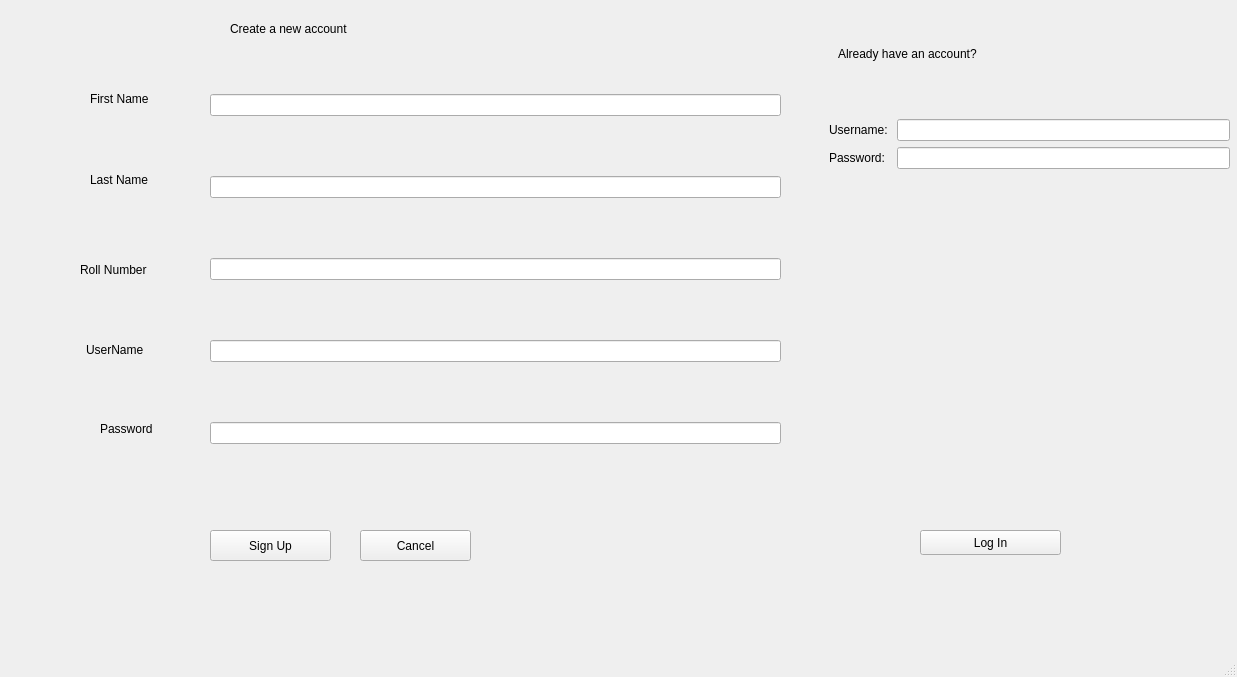
First picture: the form in mainwindow.ui, repository PrekshyaDawadi/E-Matdaan, before the edit.
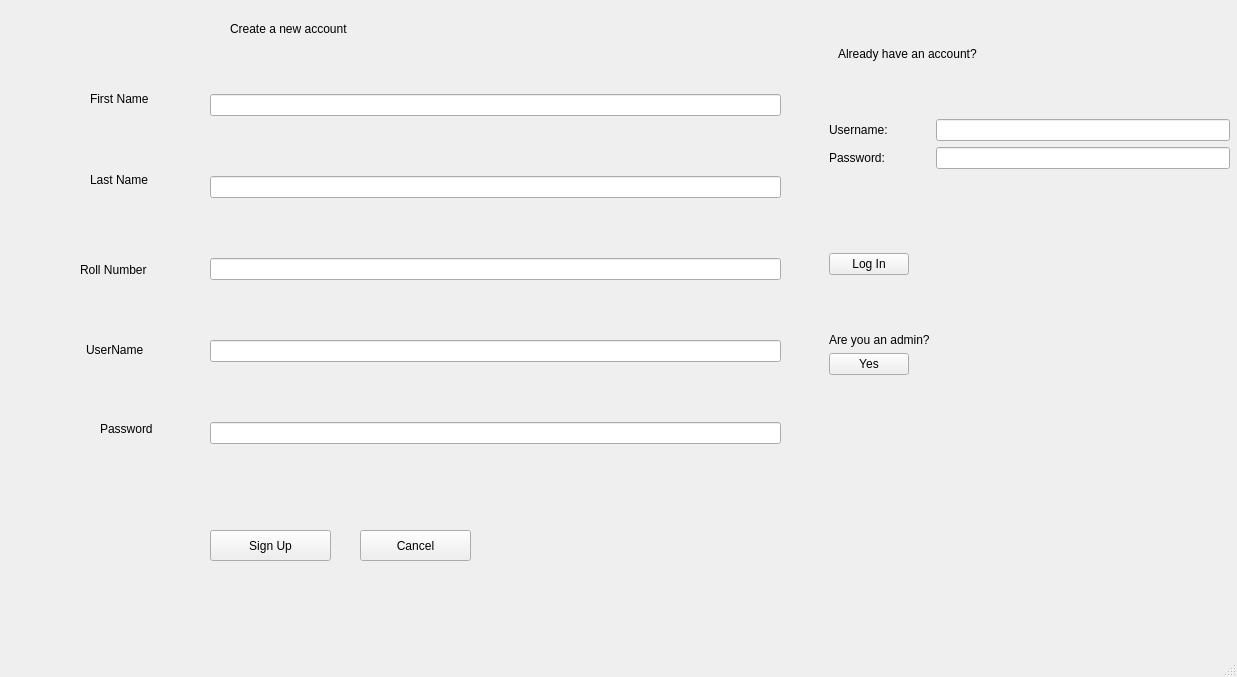
Second picture: the form after the edit.

What changed in the file:
```diff
--- a/mainwindow.ui
+++ b/mainwindow.ui
@@ -149,19 +149,6 @@
      <string>Already have an account? </string>
     </property>
    </widget>
-   <widget class="QPushButton" name="pushButton_3">
-    <property name="geometry">
-     <rect>
-      <x>920</x>
-      <y>530</y>
-      <width>141</width>
-      <height>25</height>
-     </rect>
-    </property>
-    <property name="text">
-     <string>Log In</string>
-    </property>
-   </widget>
    <widget class="QWidget" name="formLayoutWidget">
     <property name="geometry">
      <rect>
@@ -196,6 +183,92 @@
        </property>
       </widget>
      </item>
+     <item row="8" column="0">
+      <widget class="QLabel" name="label_10">
+       <property name="text">
+        <string>Are you an admin?</string>
+       </property>
+      </widget>
+     </item>
+     <item row="2" column="0">
+      <spacer name="horizontalSpacer">
+       <property name="orientation">
+        <enum>Qt::Horizontal</enum>
+       </property>
+       <property name="sizeHint" stdset="0">
+        <size>
+         <width>40</width>
+         <height>20</height>
+        </size>
+       </property>
+      </spacer>
+     </item>
+     <item row="3" column="0">
+      <spacer name="horizontalSpacer_2">
+       <property name="orientation">
+        <enum>Qt::Horizontal</enum>
+       </property>
+       <property name="sizeHint" stdset="0">
+        <size>
+         <width>40</width>
+         <height>20</height>
+        </size>
+       </property>
+      </spacer>
+     </item>
+     <item row="4" column="0">
+      <spacer name="horizontalSpacer_3">
+       <property name="orientation">
+        <enum>Qt::Horizontal</enum>
+       </property>
+       <property name="sizeHint" stdset="0">
+        <size>
+         <width>40</width>
+         <height>20</height>
+        </size>
+       </property>
+      </spacer>
+     </item>
+     <item row="9" column="0">
+      <widget class="QPushButton" name="pushButton_4">
+       <property name="text">
+        <string>Yes</string>
+       </property>
+      </widget>
+     </item>
+     <item row="5" column="0">
+      <widget class="QPushButton" name="pushButton_3">
+       <property name="text">
+        <string>Log In</string>
+       </property>
+      </widget>
+     </item>
+     <item row="6" column="0">
+      <spacer name="horizontalSpacer_4">
+       <property name="orientation">
+        <enum>Qt::Horizontal</enum>
+       </property>
+       <property name="sizeHint" stdset="0">
+        <size>
+         <width>40</width>
+         <height>20</height>
+        </size>
+       </property>
+      </spacer>
+     </item>
+     <item row="7" column="0">
+      <spacer name="horizontalSpacer_5">
+       <property name="orientation">
+        <enum>Qt::Horizontal</enum>
+       </property>
+       <property name="sizeHint" stdset="0">
+        <size>
+         <width>40</width>
+         <height>20</height>
+        </size>
+       </property>
+      </spacer>
+     </item>
     </layout>
    </widget>
    <widget class="QLabel" name="label_9">
```
